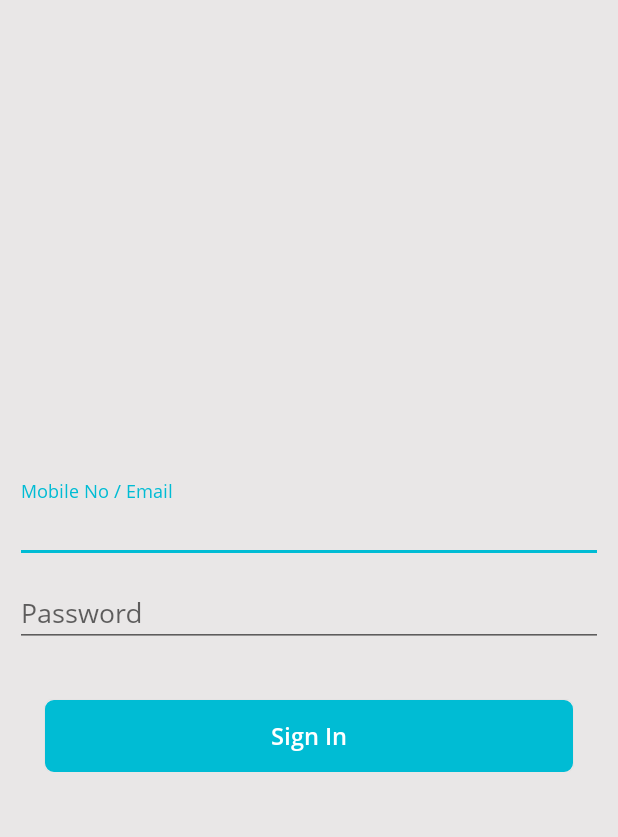
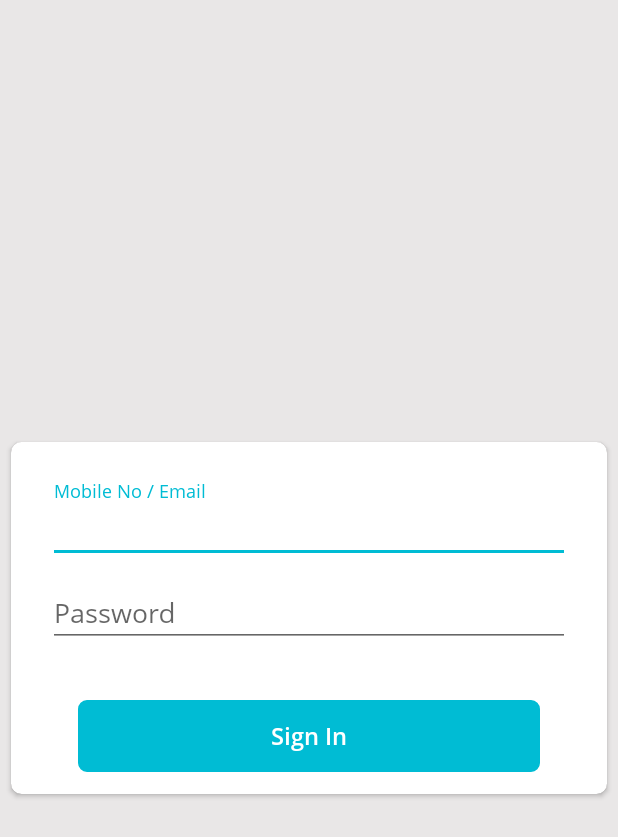
Before and after one commit to MobiowinMobiTech/paalan-android, an Android app: the layout activity_login.xml on its own in the app's theme, with its tools: preview values and no code run, on a phone screen of 412 x 824 dp. Shown: the top 837 px of the screen. Run offline under Robolectric (Android 15) with nearby library versions, the phone set to English and light mode, and no system bars; network calls fail.

Commit message:
changed login page inside cardview

```diff
--- a/app/src/main/res/layout/activity_login.xml
+++ b/app/src/main/res/layout/activity_login.xml
@@ -7,12 +7,22 @@
     android:orientation="vertical"
     android:background="@color/light_grey">
 
-
-        <LinearLayout
+    <android.support.v7.widget.CardView
+        xmlns:card_view="http://schemas.android.com/apk/res-auto"
+        android:id="@+id/card_view"
+        android:layout_gravity="center"
+        android:layout_width="match_parent"
+        android:layout_height="wrap_content"
+        android:padding="7dp"
+        android:layout_margin="7dp"
+        card_view:cardCornerRadius="7dp">
+            <LinearLayout
             android:id="@+id/email_login_form"
             android:layout_width="match_parent"
             android:layout_height="wrap_content"
-            android:orientation="vertical">
+            android:orientation="vertical"
+            android:padding="7dp"
+            android:layout_margin="7dp">
 
 
             <android.support.design.widget.TextInputLayout
@@ -74,5 +84,6 @@
 
 
     </LinearLayout>
+    </android.support.v7.widget.CardView>
 
     </LinearLayout>
```
